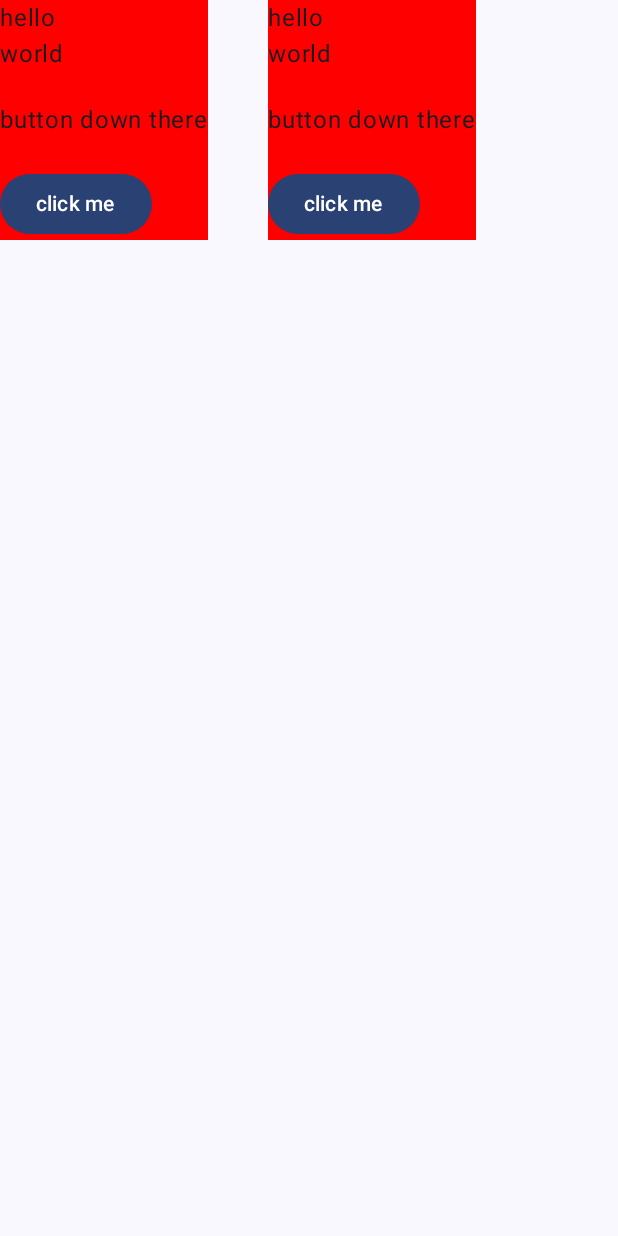
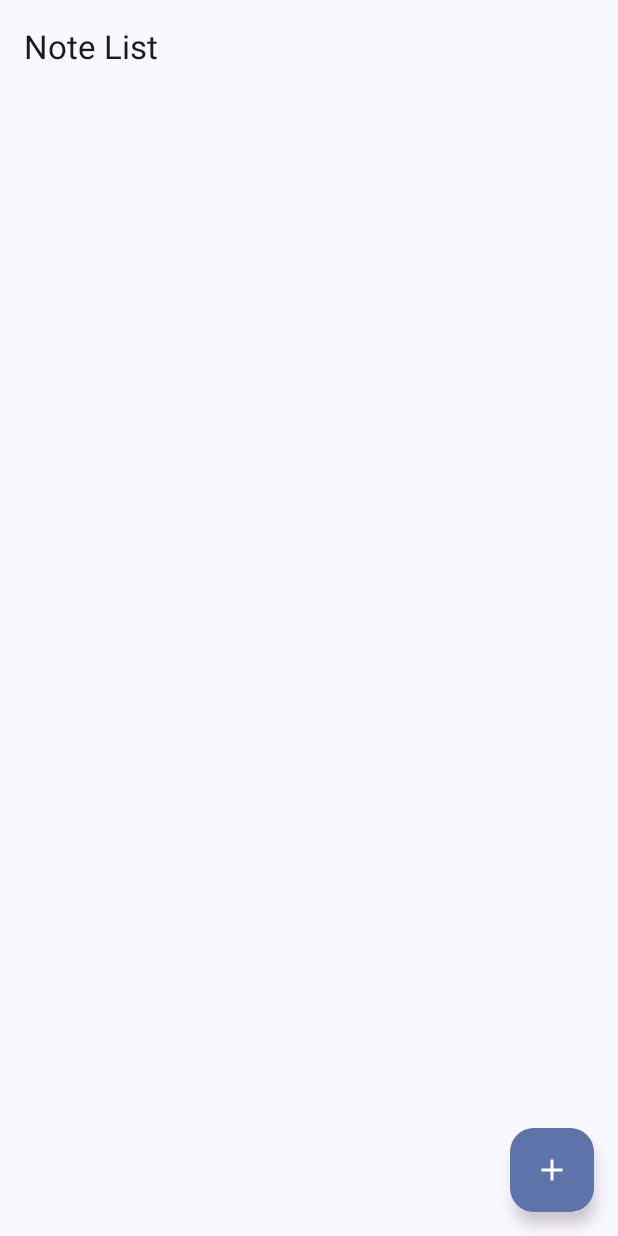
Before and after one commit to hugoforsberg/NotesApp, an Android app built with Jetpack Compose: the screen it shows after launch (MainActivity), on a phone screen of 412 x 824 dp. Run offline under Robolectric (Android 15) with nearby library versions, the phone set to English and light mode, and no system bars.

Commit message:
La in Robins kod, ska modifieras
La till Robins kod och ska kolla hur det ser ut i emulatorn, samt modifiera den så att alla krav för uppgiften är gjorda

```diff
--- a/app/build.gradle.kts
+++ b/app/build.gradle.kts
@@ -49,6 +49,7 @@ dependencies {
     implementation(libs.androidx.ui.graphics)
     implementation(libs.androidx.ui.tooling.preview)
     implementation(libs.androidx.material3)
+    implementation(libs.androidx.navigation.compose)
     testImplementation(libs.junit)
     androidTestImplementation(libs.androidx.junit)
     androidTestImplementation(libs.androidx.espresso.core)
--- a/app/src/main/java/com/example/notesapp/MainActivity.kt
+++ b/app/src/main/java/com/example/notesapp/MainActivity.kt
@@ -29,68 +29,10 @@ class MainActivity : ComponentActivity() {
     override fun onCreate(savedInstanceState: Bundle?) {
         super.onCreate(savedInstanceState)
         enableEdgeToEdge()
-
         setContent {
             NotesAppTheme {
-                Scaffold(modifier = Modifier.fillMaxSize()) { innerPadding ->
-                    Row(modifier = Modifier.fillMaxWidth()){
-                        Column(modifier =
-                        Modifier
-                            .padding(innerPadding)
-                            .background(Color.Red)
-                        ) {
-                            Text("hello")
-                            Text("world")
-                            Spacer(modifier = Modifier.height(20.dp))
-                            Text("button down there")
-                            Spacer(modifier = Modifier.height(20.dp))
-
-                            Button(onClick = {
-                                Toast.makeText(this@MainActivity, "Button Clicked", Toast.LENGTH_SHORT).show()
-                            }){
-                                Text("click me")
-                            }
-
-                        }
-                        Spacer(modifier = Modifier.padding(20.dp))
-                        Column(modifier =
-                        Modifier
-                            .padding(innerPadding)
-                            .background(Color.Red)
-                        ) {
-                            Text("hello")
-                            Text("world")
-                            Spacer(modifier = Modifier.height(20.dp))
-                            Text("button down there")
-                            Spacer(modifier = Modifier.height(20.dp))
-
-                            Button(onClick = {
-
-                            }){
-                                Text("click me")
-                            }
-
-                        }
-                    }
-
-                }
+                NotesApp()
             }
         }
     }
 }
-
-@Composable
-fun Greeting(name: String, modifier: Modifier = Modifier) {
-    Text(
-        text = "Wassup, $name!",
-        modifier = modifier
-    )
-}
-
-@Preview(showBackground = true)
-@Composable
-fun GreetingPreview() {
-    NotesAppTheme {
-        Greeting("Android")
-    }
-}
--- a/gradle/libs.versions.toml
+++ b/gradle/libs.versions.toml
@@ -8,6 +8,7 @@ espressoCore = "3.5.1"
 lifecycleRuntimeKtx = "2.6.1"
 activityCompose = "1.8.0"
 composeBom = "2024.04.01"
+navigationCompose = "2.8.3"
 
 [libraries]
 androidx-core-ktx = { group = "androidx.core", name = "core-ktx", version.ref = "coreKtx" }
@@ -24,6 +25,7 @@ androidx-ui-tooling-preview = { group = "androidx.compose.ui", name = "ui-toolin
 androidx-ui-test-manifest = { group = "androidx.compose.ui", name = "ui-test-manifest" }
 androidx-ui-test-junit4 = { group = "androidx.compose.ui", name = "ui-test-junit4" }
 androidx-material3 = { group = "androidx.compose.material3", name = "material3" }
+androidx-navigation-compose = { group = "androidx.navigation", name = "navigation-compose", version.ref = "navigationCompose" }
 
 [plugins]
 android-application = { id = "com.android.application", version.ref = "agp" }
```
Also changed, not shown: app/src/main/java/com/example/notesapp/NotesApp.kt (added, +218 -0 lines).
